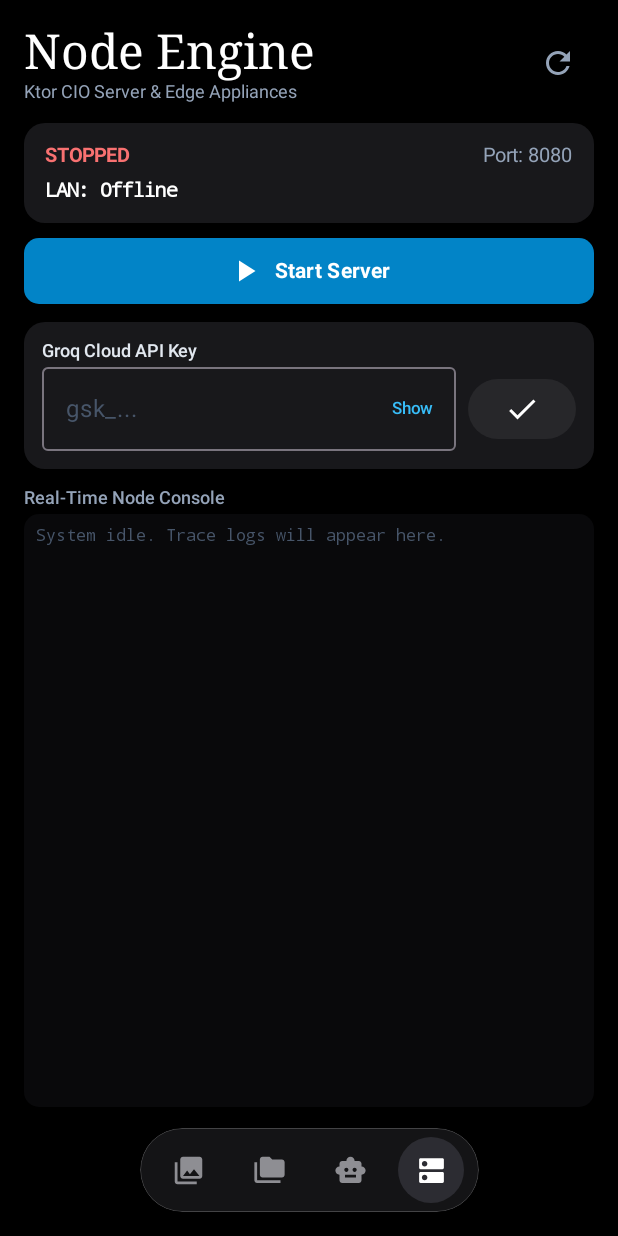
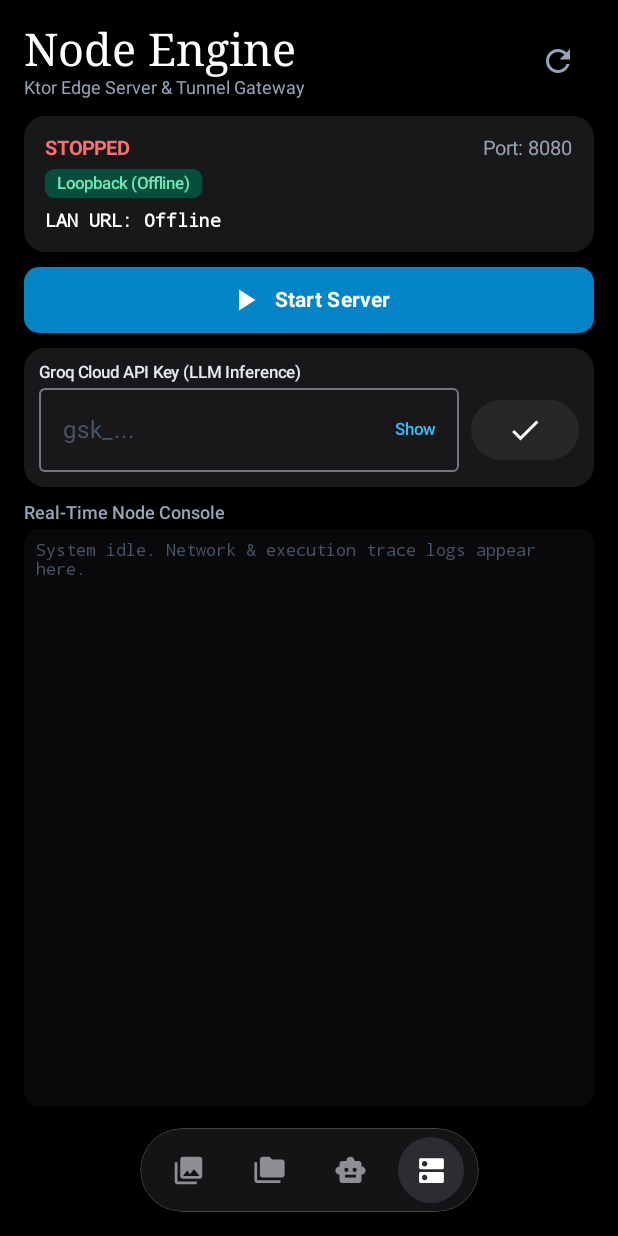
Before and after one commit to abrez-rizvi/phone-node, an Android app built with Jetpack Compose: the screen it shows after launch (MainActivity), after a tap on "Node Engine", on a phone screen of 412 x 824 dp. Run offline under Robolectric (Android 15) with nearby library versions, the phone set to English and light mode, and no system bars; libraries missing offline, so code that uses them is left out: io.ktor.server.

Commit message:
fix(network): support mobile data/5G CGNAT via adb tunnel bridge & update node network resolution

```diff
--- a/app/src/main/java/com/androidbot/node/AndroidBotApp.kt
+++ b/app/src/main/java/com/androidbot/node/AndroidBotApp.kt
@@ -41,7 +41,17 @@ class AndroidBotApp : Application() {
         prefs.edit().putString("groq_api_key", key).apply()
     }
 
+    fun getTunnelUrl(): String {
+        return prefs.getString("tunnel_url", DEFAULT_TUNNEL_URL) ?: DEFAULT_TUNNEL_URL
+    }
+
+    fun setTunnelUrl(url: String) {
+        prefs.edit().putString("tunnel_url", url).apply()
+    }
+
     companion object {
+        const val DEFAULT_TUNNEL_URL = "https://inkjet-project-belt-too.trycloudflare.com"
+
         lateinit var instance: AndroidBotApp
             private set
     }
--- a/app/src/main/java/com/androidbot/node/ui/DashboardViewModel.kt
+++ b/app/src/main/java/com/androidbot/node/ui/DashboardViewModel.kt
@@ -15,6 +15,7 @@ import com.androidbot.node.storage.StorageUsage
 import com.androidbot.node.storage.TransferEvent
 import com.androidbot.node.storage.TransferTracker
 import com.androidbot.node.util.EventLogger
+import com.androidbot.node.util.NetworkStatus
 import com.androidbot.node.util.NetworkUtils
 import kotlinx.coroutines.Dispatchers
 import kotlinx.coroutines.flow.MutableStateFlow
@@ -49,8 +50,14 @@ class DashboardViewModel : ViewModel() {
     val isServerRunning: StateFlow<Boolean> = AndroidBotApp.instance.ktorServerManager.isRunning
     val serverPort: StateFlow<Int> = AndroidBotApp.instance.ktorServerManager.port
 
+    private val _networkStatus = MutableStateFlow(NetworkUtils.getNetworkStatus())
+    val networkStatus: StateFlow<NetworkStatus> = _networkStatus.asStateFlow()
+
     private val _localIp = MutableStateFlow(NetworkUtils.getLocalIpAddress())
     val localIp: StateFlow<String> = _localIp.asStateFlow()
+
+    private val _tunnelUrl = MutableStateFlow(AndroidBotApp.instance.getTunnelUrl())
+    val tunnelUrl: StateFlow<String> = _tunnelUrl.asStateFlow()
 
     private val _apiKey = MutableStateFlow(AndroidBotApp.instance.getGroqApiKey())
     val apiKey: StateFlow<String> = _apiKey.asStateFlow()
@@ -115,7 +122,16 @@ class DashboardViewModel : ViewModel() {
     }
 
     fun refreshIp() {
-        _localIp.value = NetworkUtils.getLocalIpAddress()
+        val status = NetworkUtils.getNetworkStatus()
+        _networkStatus.value = status
+        _localIp.value = status.ipAddress
+    }
+
+    fun updateTunnelUrl(newUrl: String) {
+        val clean = newUrl.trim()
+        _tunnelUrl.value = clean
+        AndroidBotApp.instance.setTunnelUrl(clean)
+        EventLogger.log("UI", "Cloudflare tunnel URL updated: $clean")
     }
 
     fun updateApiKey(newKey: String) {
--- a/app/src/main/java/com/androidbot/node/ui/NodeStatusTab.kt
+++ b/app/src/main/java/com/androidbot/node/ui/NodeStatusTab.kt
@@ -1,6 +1,7 @@
 package com.androidbot.node.ui
 
 import androidx.compose.foundation.background
+import androidx.compose.foundation.border
 import androidx.compose.foundation.layout.Arrangement
 import androidx.compose.foundation.layout.Box
 import androidx.compose.foundation.layout.Column
@@ -18,6 +19,7 @@ import androidx.compose.foundation.shape.RoundedCornerShape
 import androidx.compose.material.icons.Icons
 import androidx.compose.material.icons.filled.Check
 import androidx.compose.material.icons.filled.ContentCopy
+import androidx.compose.material.icons.filled.Edit
 import androidx.compose.material.icons.filled.PlayArrow
 import androidx.compose.material.icons.filled.Refresh
 import androidx.compose.material.icons.filled.Stop
@@ -55,11 +57,16 @@ fun NodeStatusTab(viewModel: DashboardViewModel) {
     val isRunning by viewModel.isServerRunning.collectAsState()
     val port by viewModel.serverPort.collectAsState()
     val localIp by viewModel.localIp.collectAsState()
+    val networkStatus by viewModel.networkStatus.collectAsState()
+    val tunnelUrl by viewModel.tunnelUrl.collectAsState()
     val apiKey by viewModel.apiKey.collectAsState()
     val logs by viewModel.logs.collectAsState()
 
     var keyInput by remember(apiKey) { mutableStateOf(apiKey) }
     var hideKey by remember { mutableStateOf(true) }
+
+    var tunnelInput by remember(tunnelUrl) { mutableStateOf(tunnelUrl) }
+    var isEditingTunnel by remember { mutableStateOf(false) }
 
     val listState = rememberLazyListState()
     LaunchedEffect(logs.size) {
@@ -75,7 +82,7 @@ fun NodeStatusTab(viewModel: DashboardViewModel) {
             .padding(16.dp)
             .padding(bottom = 70.dp) // Leave clearance for floating bottom bar
     ) {
-        // App Title
+        // App Title Header
         Row(
             modifier = Modifier.fillMaxWidth(),
             horizontalArrangement = Arrangement.SpaceBetween,
@@ -85,22 +92,22 @@ fun NodeStatusTab(viewModel: DashboardViewModel) {
                 Text(
                     text = "Node Engine",
                     color = Color.White,
-                    fontSize = 32.sp,
+                    fontSize = 30.sp,
                     fontWeight = FontWeight.Normal,
                     fontFamily = FontFamily.Serif
                 )
                 Text(
-                    text = "Ktor CIO Server & Edge Appliances",
+                    text = "Ktor Edge Server & Tunnel Gateway",
                     color = Color(0xFF94A3B8),
                     fontSize = 12.sp
                 )
             }
             IconButton(onClick = { viewModel.refreshIp() }) {
-                Icon(Icons.Default.Refresh, contentDescription = "Refresh IP", tint = Color(0xFF94A3B8))
+                Icon(Icons.Default.Refresh, contentDescription = "Refresh Network", tint = Color(0xFF94A3B8))
             }
         }
 
-        Spacer(modifier = Modifier.height(14.dp))
+        Spacer(modifier = Modifier.height(12.dp))
 
         // Status Card
         Card(
@@ -109,6 +116,7 @@ fun NodeStatusTab(viewModel: DashboardViewModel) {
             shape = RoundedCornerShape(14.dp)
         ) {
             Column(modifier = Modifier.padding(14.dp)) {
+                // Status Header Row
                 Row(
                     modifier = Modifier.fillMaxWidth(),
                     horizontalArrangement = Arrangement.SpaceBetween,
@@ -127,8 +135,29 @@ fun NodeStatusTab(viewModel: DashboardViewModel) {
                     )
                 }
 
+                Spacer(modifier = Modifier.height(6.dp))
+
+                // Network Badge
+                Row(
+                    verticalAlignment = Alignment.CenterVertically,
+                    modifier = Modifier
+                        .background(
+                            if (networkStatus.isCellular) Color(0xFF451A03) else Color(0xFF064E3B),
+                            RoundedCornerShape(6.dp)
+                        )
+                        .padding(horizontal = 8.dp, vertical = 3.dp)
+                ) {
+                    Text(
+                        text = networkStatus.networkType,
+                        color = if (networkStatus.isCellular) Color(0xFFFDBA74) else Color(0xFF6EE7B7),
+                        fontSize = 11.sp,
+                        fontWeight = FontWeight.SemiBold
+                    )
+                }
+
                 Spacer(modifier = Modifier.height(8.dp))
 
+                // Local IP / LAN URL
                 val lanUrl = if (isRunning) "http://$localIp:$port" else "Offline"
                 Row(
                     modifier = Modifier.fillMaxWidth(),
@@ -136,10 +165,10 @@ fun NodeStatusTab(viewModel: DashboardViewModel) {
                     verticalAlignment = Alignment.CenterVertically
                 ) {
                     Text(
-                        text = "LAN: $lanUrl",
+                        text = "LAN URL: $lanUrl",
                         color = Color.White,
                         fontWeight = FontWeight.SemiBold,
-                        fontSize = 13.sp,
+                        fontSize = 12.sp,
                         fontFamily = FontFamily.Monospace,
                         modifier = Modifier.weight(1f)
                     )
@@ -150,23 +179,77 @@ fun NodeStatusTab(viewModel: DashboardViewModel) {
                     }
                 }
 
+                // Cellular Notice (if on 5G/4G CGNAT)
+                if (networkStatus.isCellular) {
+                    Box(
+                        modifier = Modifier
+                            .fillMaxWidth()
+                            .background(Color(0xFF27272A), RoundedCornerShape(8.dp))
+                            .border(1.dp, Color(0xFFF59E0B), RoundedCornerShape(8.dp))
+                            .padding(8.dp)
+                    ) {
+                        Text(
+                            text = "⚡ Cellular Carrier CGNAT Active:\nDirect inbound ports are blocked by mobile carriers on 5G/4G. Use the Cloudflare Tunnel below for internet access.",
+                            color = Color(0xFFFDE68A),
+                            fontSize = 10.sp,
+                            lineHeight = 14.sp
+                        )
+                    }
+                    Spacer(modifier = Modifier.height(6.dp))
+                }
+
+                // Cloudflare Public Tunnel Section
                 if (isRunning) {
-                    val cfUrl = "https://configurations-frames-cohen-empirical.trycloudflare.com"
+                    Spacer(modifier = Modifier.height(4.dp))
+                    if (!isEditingTunnel) {
                         Row(
                             modifier = Modifier.fillMaxWidth(),
                             horizontalArrangement = Arrangement.SpaceBetween,
                             verticalAlignment = Alignment.CenterVertically
                         ) {
+                            Column(modifier = Modifier.weight(1f)) {
                                 Text(
-                            text = "Cloudflare: $cfUrl",
+                                    text = "Cloudflare Global Tunnel:",
+                                    color = Color(0xFF94A3B8),
+                                    fontSize = 10.sp
+                                )
+                                Text(
+                                    text = tunnelUrl,
                                     color = Color(0xFF4ADE80),
                                     fontSize = 11.sp,
                                     fontFamily = FontFamily.Monospace,
-                            maxLines = 1,
-                            modifier = Modifier.weight(1f)
+                                    maxLines = 1
                                 )
-                        IconButton(onClick = { clipboardManager.setText(AnnotatedString(cfUrl)) }) {
-                            Icon(Icons.Default.ContentCopy, contentDescription = "Copy Cloudflare", tint = Color(0xFF4ADE80))
+                            }
+                            IconButton(onClick = { clipboardManager.setText(AnnotatedString(tunnelUrl)) }) {
+                                Icon(Icons.Default.ContentCopy, contentDescription = "Copy Tunnel", tint = Color(0xFF4ADE80))
+                            }
+                            IconButton(onClick = { isEditingTunnel = true }) {
+                                Icon(Icons.Default.Edit, contentDescription = "Edit Tunnel", tint = Color(0xFF94A3B8))
+                            }
+                        }
+                    } else {
+                        Row(
+                            modifier = Modifier.fillMaxWidth(),
+                            verticalAlignment = Alignment.CenterVertically
+                        ) {
+                            OutlinedTextField(
+                                value = tunnelInput,
+                                onValueChange = { tunnelInput = it },
+                                modifier = Modifier.weight(1f),
+                                singleLine = true,
+                                placeholder = { Text("https://....trycloudflare.com", fontSize = 11.sp) }
+                            )
+                            Spacer(modifier = Modifier.width(6.dp))
+                            Button(
+                                onClick = {
+                                    viewModel.updateTunnelUrl(tunnelInput)
+                                    isEditingTunnel = false
+                                },
+                                colors = ButtonDefaults.buttonColors(containerColor = Color(0xFF27272A))
+                            ) {
+                                Icon(Icons.Default.Check, contentDescription = "Save Tunnel", tint = Color.White)
+                            }
                         }
                     }
                 }
@@ -175,7 +258,7 @@ fun NodeStatusTab(viewModel: DashboardViewModel) {
 
         Spacer(modifier = Modifier.height(10.dp))
 
-        // Toggle Server Button
+        // Start / Stop Server Button
         Button(
             onClick = { viewModel.toggleServer() },
             modifier = Modifier
@@ -199,7 +282,7 @@ fun NodeStatusTab(viewModel: DashboardViewModel) {
             )
         }
 
-        Spacer(modifier = Modifier.height(12.dp))
+        Spacer(modifier = Modifier.height(10.dp))
 
         // Groq API Key Card
         Card(
@@ -207,11 +290,11 @@ fun NodeStatusTab(viewModel: DashboardViewModel) {
             colors = CardDefaults.cardColors(containerColor = Color(0xFF18181B)),
             shape = RoundedCornerShape(14.dp)
         ) {
-            Column(modifier = Modifier.padding(12.dp)) {
+            Column(modifier = Modifier.padding(10.dp)) {
                 Text(
-                    text = "Groq Cloud API Key",
+                    text = "Groq Cloud API Key (LLM Inference)",
                     color = Color(0xFFE2E8F0),
-                    fontSize = 12.sp,
+                    fontSize = 11.sp,
                     fontWeight = FontWeight.SemiBold
                 )
                 Spacer(modifier = Modifier.height(4.dp))
@@ -243,9 +326,9 @@ fun NodeStatusTab(viewModel: DashboardViewModel) {
             }
         }
 
-        Spacer(modifier = Modifier.height(12.dp))
+        Spacer(modifier = Modifier.height(10.dp))
 
-        // Console Log Stream
+        // Real-Time Console Log Stream
         Text(
             text = "Real-Time Node Console",
             color = Color(0xFF94A3B8),
@@ -263,7 +346,7 @@ fun NodeStatusTab(viewModel: DashboardViewModel) {
         ) {
             if (logs.isEmpty()) {
                 Text(
-                    text = "System idle. Trace logs will appear here.",
+                    text = "System idle. Network & execution trace logs appear here.",
                     color = Color(0xFF475569),
                     fontSize = 11.sp,
                     fontFamily = FontFamily.Monospace
--- a/app/src/main/java/com/androidbot/node/util/NetworkUtils.kt
+++ b/app/src/main/java/com/androidbot/node/util/NetworkUtils.kt
@@ -3,43 +3,84 @@ package com.androidbot.node.util
 import java.net.Inet4Address
 import java.net.NetworkInterface
 
+data class NetworkStatus(
+    val ipAddress: String,
+    val networkType: String,
+    val isCellular: Boolean,
+    val advice: String
+)
+
 object NetworkUtils {
 
-    fun getLocalIpAddress(): String {
+    fun getNetworkStatus(): NetworkStatus {
         try {
-            val interfaces = NetworkInterface.getNetworkInterfaces() ?: return "127.0.0.1"
+            val interfaces = NetworkInterface.getNetworkInterfaces() ?: return NetworkStatus(
+                ipAddress = "127.0.0.1",
+                networkType = "Loopback",
+                isCellular = false,
+                advice = "Localhost only"
+            )
+
+            var wifiIp: String? = null
+            var cellularIp: String? = null
+            var otherIp: String? = null
+
             for (intf in interfaces) {
-                // Ignore loopback and inactive interfaces
                 if (intf.isLoopback || !intf.isUp) continue
 
-                val addresses = intf.inetAddresses
-                for (addr in addresses) {
+                for (addr in intf.inetAddresses) {
                     if (!addr.isLoopbackAddress && addr is Inet4Address) {
                         val hostAddress = addr.hostAddress ?: continue
-                        // Prioritize Wi-Fi and hotspot interfaces
-                        if (intf.name.contains("wlan", ignoreCase = true) ||
-                            intf.name.contains("ap", ignoreCase = true) ||
-                            intf.name.contains("eth", ignoreCase = true)
-                        ) {
-                            return hostAddress
+                        val name = intf.name.lowercase()
+                        when {
+                            name.contains("wlan") || name.contains("ap") || name.contains("eth") -> {
+                                if (wifiIp == null) wifiIp = hostAddress
+                            }
+                            name.contains("rmnet") || name.contains("ccmni") || name.contains("pdp") -> {
+                                if (cellularIp == null) cellularIp = hostAddress
+                            }
+                            else -> {
+                                if (otherIp == null) otherIp = hostAddress
+                            }
                         }
                     }
                 }
             }
 
-            // Fallback: return first non-loopback IPv4
-            val allInterfaces = NetworkInterface.getNetworkInterfaces() ?: return "127.0.0.1"
-            for (intf in allInterfaces) {
-                if (intf.isLoopback || !intf.isUp) continue
-                for (addr in intf.inetAddresses) {
-                    if (!addr.isLoopbackAddress && addr is Inet4Address) {
-                        return addr.hostAddress ?: "127.0.0.1"
-                    }
-                }
+            if (wifiIp != null) {
+                return NetworkStatus(
+                    ipAddress = wifiIp,
+                    networkType = "Wi-Fi LAN",
+                    isCellular = false,
+                    advice = "Directly reachable on same local Wi-Fi subnet or via Cloudflare Tunnel."
+                )
+            } else if (cellularIp != null) {
+                return NetworkStatus(
+                    ipAddress = cellularIp,
+                    networkType = "Mobile Data (5G/4G CGNAT)",
+                    isCellular = true,
+                    advice = "Inbound ports blocked by cellular carrier (CGNAT). Use Cloudflare Tunnel or USB bridge."
+                )
+            } else if (otherIp != null) {
+                return NetworkStatus(
+                    ipAddress = otherIp,
+                    networkType = "Active Interface",
+                    isCellular = false,
+                    advice = "Connected via local network interface."
+                )
             }
         } catch (_: Exception) {
-            // Ignored
+            // Fallback
         }
-        return "127.0.0.1"
+        return NetworkStatus(
+            ipAddress = "127.0.0.1",
+            networkType = "Loopback (Offline)",
+            isCellular = false,
+            advice = "Connect to Wi-Fi or turn on Mobile Data with Tunnel."
+        )
+    }
+
+    fun getLocalIpAddress(): String {
+        return getNetworkStatus().ipAddress
     }
 }
```
Also changed, not shown: 4 other files. Lines whose indentation alone changed are shown as unchanged.
